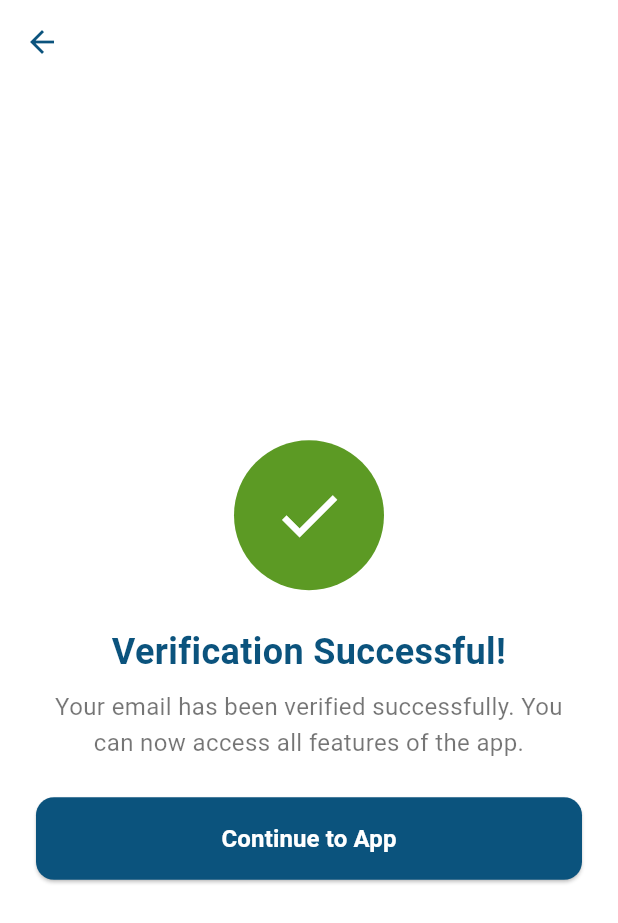
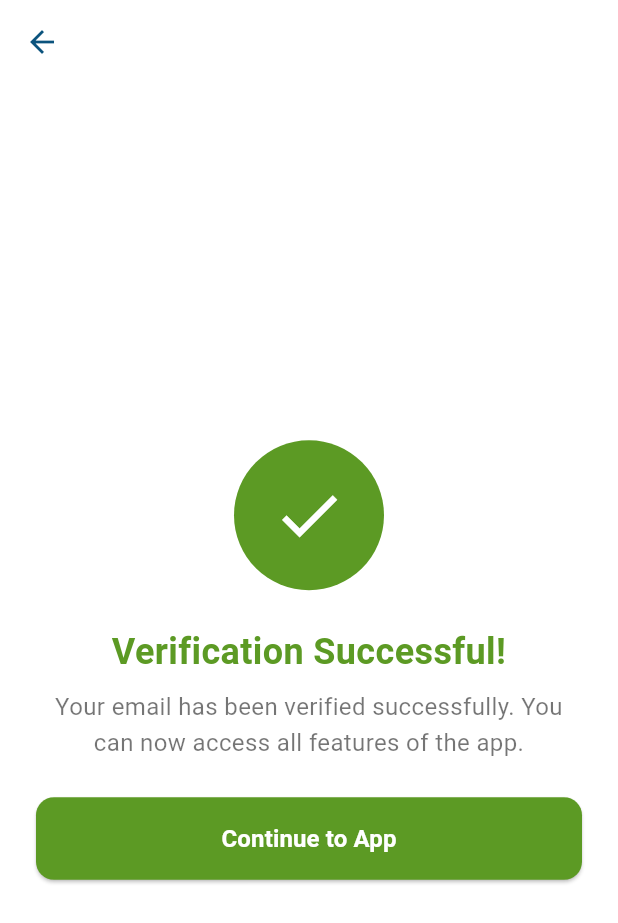
Before and after one commit to Poojadhameja/jobsahi-studentapp, a Flutter app: the LoginVerifiedPopupScreen screen opened by its route, on a phone screen of 412 x 824 dp. Shown: the top 923 px of the screen. Run offline on Flutter 3.47's test engine with Material 3 defaults, Android fonts, the phone set to English and light mode, and no system bars; our stand-ins replace file_picker.

Commit message:
animated  login popup and navigation added with login with otp code

```diff
--- a/lib/auth/login_otp_code.dart
+++ b/lib/auth/login_otp_code.dart
@@ -2,6 +2,7 @@ import 'package:flutter/material.dart';
 import 'package:flutter/services.dart';
 import '../utils/app_constants.dart';
 import '../utils/navigation_service.dart';
+import 'login_verified_popup.dart';
 
 class LoginOtpCodeScreen extends StatefulWidget {
   const LoginOtpCodeScreen({super.key});
@@ -274,9 +275,9 @@ class _LoginOtpCodeScreenState extends State<LoginOtpCodeScreen> {
 
       // For demo purposes, accept any 4-digit OTP
       if (otp.length == 4) {
-        // Navigate to profile builder step 1 using smart navigation
+        // Navigate to login verified popup screen
         NavigationService.smartNavigate(
-          routeName: RouteNames.profileBuilderStep1,
+          destination: const LoginVerifiedPopupScreen(),
         );
       } else {
         // Show error message
--- a/lib/auth/login_verified_popup.dart
+++ b/lib/auth/login_verified_popup.dart
@@ -10,9 +10,66 @@ class LoginVerifiedPopupScreen extends StatefulWidget {
       _LoginVerifiedPopupScreenState();
 }
 
-class _LoginVerifiedPopupScreenState extends State<LoginVerifiedPopupScreen> {
+class _LoginVerifiedPopupScreenState extends State<LoginVerifiedPopupScreen>
+    with TickerProviderStateMixin {
   /// Whether the verification is in progress
   bool _isVerifying = false;
+
+  /// Animation controllers
+  late AnimationController _scaleController;
+  late AnimationController _checkController;
+  late Animation<double> _scaleAnimation;
+  late Animation<double> _checkAnimation;
+
+  @override
+  void initState() {
+    super.initState();
+
+    // Initialize scale animation controller
+    _scaleController = AnimationController(
+      duration: const Duration(milliseconds: 800),
+      vsync: this,
+    );
+
+    // Initialize check animation controller
+    _checkController = AnimationController(
+      duration: const Duration(milliseconds: 400),
+      vsync: this,
+    );
+
+    // Create scale animation with bouncy effect
+    _scaleAnimation = Tween<double>(begin: 0.0, end: 1.0).animate(
+      CurvedAnimation(parent: _scaleController, curve: Curves.elasticOut),
+    );
+
+    // Create check animation
+    _checkAnimation = Tween<double>(begin: 0.0, end: 1.0).animate(
+      CurvedAnimation(parent: _checkController, curve: Curves.easeInOut),
+    );
+
+    // Start animations
+    _startAnimations();
+  }
+
+  @override
+  void dispose() {
+    _scaleController.dispose();
+    _checkController.dispose();
+    super.dispose();
+  }
+
+  /// Start the success icon animations
+  void _startAnimations() {
+    // Start scale animation
+    _scaleController.forward();
+
+    // Start check animation after scale animation completes
+    Future.delayed(const Duration(milliseconds: 400), () {
+      if (mounted) {
+        _checkController.forward();
+      }
+    });
+  }
 
   @override
   Widget build(BuildContext context) {
@@ -52,16 +109,39 @@ class _LoginVerifiedPopupScreenState extends State<LoginVerifiedPopupScreen> {
     );
   }
 
-  /// Builds the success icon
+  /// Builds the success icon with animation
   Widget _buildSuccessIcon() {
-    return Container(
+    return AnimatedBuilder(
+      animation: _scaleAnimation,
+      builder: (context, child) {
+        return Transform.scale(
+          scale: _scaleAnimation.value,
+          child: Container(
             width: 100,
             height: 100,
             decoration: const BoxDecoration(
               color: AppConstants.successColor,
               shape: BoxShape.circle,
             ),
-      child: const Icon(Icons.check, color: Colors.white, size: 50),
+            child: AnimatedBuilder(
+              animation: _checkAnimation,
+              builder: (context, child) {
+                return Opacity(
+                  opacity: _checkAnimation.value,
+                  child: Transform.scale(
+                    scale: _checkAnimation.value,
+                    child: const Icon(
+                      Icons.check,
+                      color: Colors.white,
+                      size: 50,
+                    ),
+                  ),
+                );
+              },
+            ),
+          ),
+        );
+      },
     );
   }
 
@@ -74,7 +154,7 @@ class _LoginVerifiedPopupScreenState extends State<LoginVerifiedPopupScreen> {
           style: TextStyle(
             fontSize: 24,
             fontWeight: FontWeight.bold,
-            color: AppConstants.textPrimaryColor,
+            color: AppConstants.successColor,
           ),
           textAlign: TextAlign.center,
         ),
@@ -100,7 +180,7 @@ class _LoginVerifiedPopupScreenState extends State<LoginVerifiedPopupScreen> {
       child: ElevatedButton(
         onPressed: _isVerifying ? null : _continueToApp,
         style: ElevatedButton.styleFrom(
-          backgroundColor: AppConstants.primaryColor,
+          backgroundColor: AppConstants.successColor,
           foregroundColor: Colors.white,
           padding: const EdgeInsets.symmetric(vertical: 16),
           shape: RoundedRectangleBorder(
@@ -132,11 +212,8 @@ class _LoginVerifiedPopupScreenState extends State<LoginVerifiedPopupScreen> {
 
     // Simulate loading
     Future.delayed(const Duration(seconds: 1), () {
-      setState(() {
-        _isVerifying = false;
-      });
-
-      // Navigate to profile builder step 1 instead of directly to location using smart navigation
+      // Navigate immediately after loading without setting _isVerifying to false
+      // This prevents the button from briefly showing "Continue to App" text
       NavigationService.smartNavigate(
         routeName: RouteNames.profileBuilderStep1,
       );
```
Lines whose indentation alone changed are shown as unchanged.
